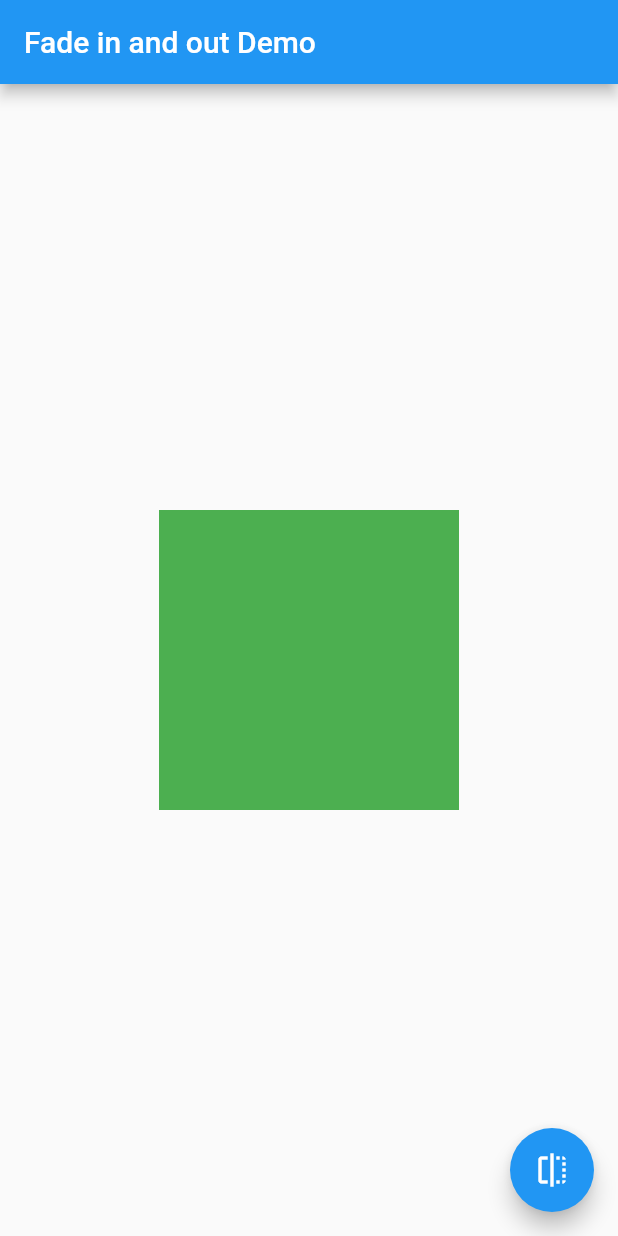
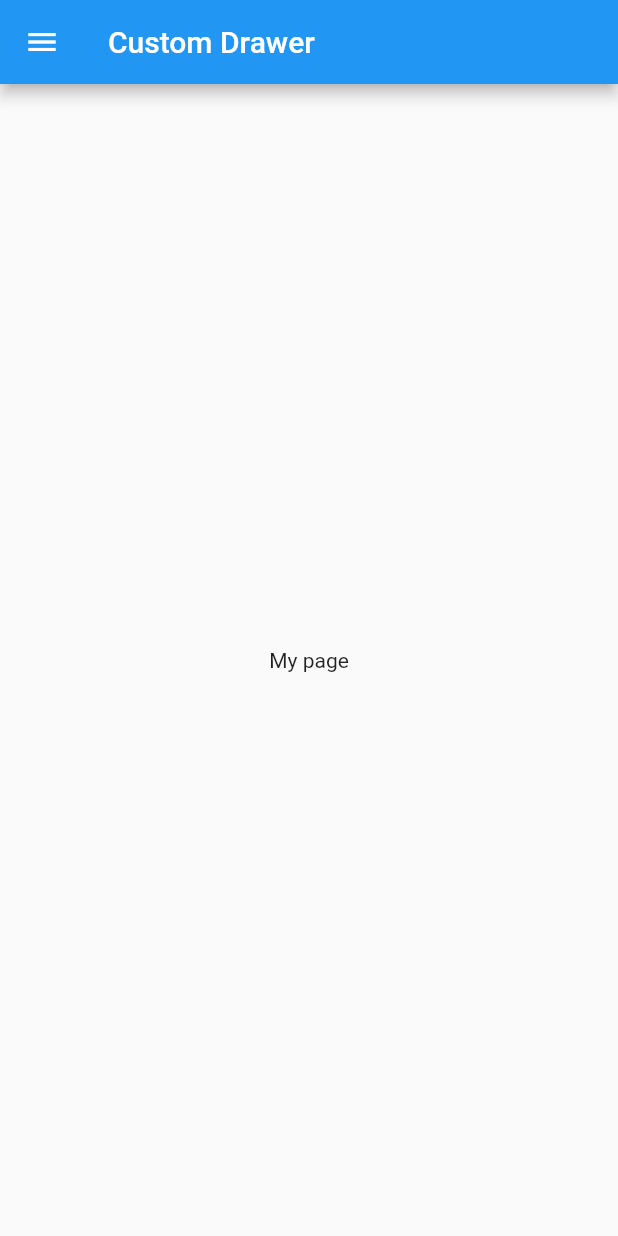
Before and after one commit to life2smile/flutter_learn, a Flutter app: the screen it shows after launch, on a phone screen of 412 x 824 dp. Run offline on Flutter 3.47's test engine with Material 2 defaults, Android fonts, the phone set to English and light mode, and no system bars.

Commit message:
feat: add drawer

```diff
--- /dev/null
+++ b/lib/fadeInAndOut/CustomDrawer.dart
@@ -0,0 +1,60 @@
+import 'package:flutter/material.dart';
+import 'package:flutter/widgets.dart';
+
+class CustomDrawer extends StatelessWidget {
+  final title = 'Custom Drawer';
+
+  @override
+  Widget build(BuildContext context) {
+    return MaterialApp(
+      home: CustomDrawerPage(title: title),
+    );
+  }
+}
+
+class CustomDrawerPage extends StatefulWidget {
+  final title;
+
+  CustomDrawerPage({Key key, this.title}) : super(key: key);
+
+  @override
+  State<StatefulWidget> createState() {
+    return CustomDrawerPageState();
+  }
+}
+
+class CustomDrawerPageState extends State<CustomDrawerPage> {
+  @override
+  Widget build(BuildContext context) {
+    return Scaffold(
+      appBar: AppBar(
+        title: Text(widget.title),
+      ),
+      body: Center(
+        child: Text('My page'),
+      ),
+      drawer: Drawer(
+          child: ListView(
+            padding: EdgeInsets.zero,
+        children: <Widget>[
+          DrawerHeader(
+            child: Text("Drawer header"),
+            decoration: BoxDecoration(color: Colors.red),
+          ),
+          ListTile(
+            title: Text('item 1'),
+            onTap: () {
+              Navigator.pop(context);
+            },
+          ),
+          ListTile(
+            title: Text('item 2'),
+            onTap: () {
+              Navigator.pop(context);
+            },
+          )
+        ],
+      )),
+    );
+  }
+}
--- a/lib/fadeInAndOut/FadeInAndOutDemo.dart
+++ b/lib/fadeInAndOut/FadeInAndOut.dart
@@ -1,7 +1,7 @@
 import 'package:flutter/material.dart';
 import 'package:flutter/widgets.dart';
 
-class FadeInAndOutDemo extends StatelessWidget {
+class FadeInAndOut extends StatelessWidget {
   @override
   Widget build(BuildContext context) {
     final String appTile = "Fade in and out Demo";
--- a/lib/main.dart
+++ b/lib/main.dart
@@ -1,6 +1,8 @@
 import 'package:flutter/material.dart';
-import 'package:flutter_app_learn/fadeInAndOut/FadeInAndOutDemo.dart';
+import 'package:flutter_app_learn/fadeInAndOut/CustomDrawer.dart';
+import 'package:flutter_app_learn/fadeInAndOut/FadeInAndOut.dart';
 
 void main(){
-  runApp(FadeInAndOutDemo());
+//  runApp(FadeInAndOut());//淡入淡出效果
+  runApp(CustomDrawer());
 }
```
